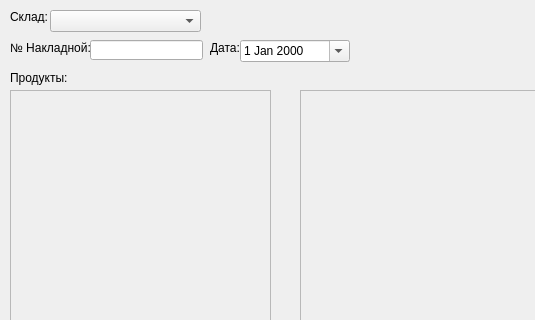
First picture: the form in MI_Client/wform2.ui, repository Arankir/Labs, before the edit; both pictures show x 0 to 535 and y 0 to 320 of the 641 by 511 pixel window.
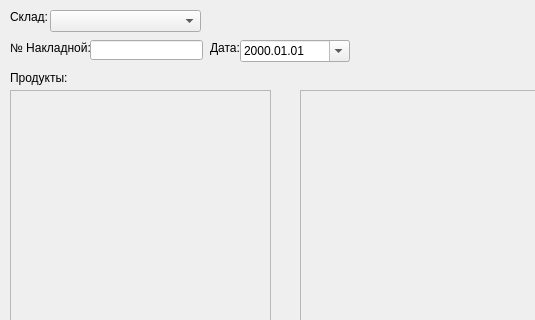
Second picture: the form after the edit.

```diff
--- a/MI_Client/wform2.ui
+++ b/MI_Client/wform2.ui
@@ -143,6 +143,9 @@
      <height>22</height>
     </rect>
    </property>
+   <property name="displayFormat">
+    <string>yyyy.MM.dd</string>
+   </property>
    <property name="calendarPopup">
     <bool>true</bool>
    </property>
```
